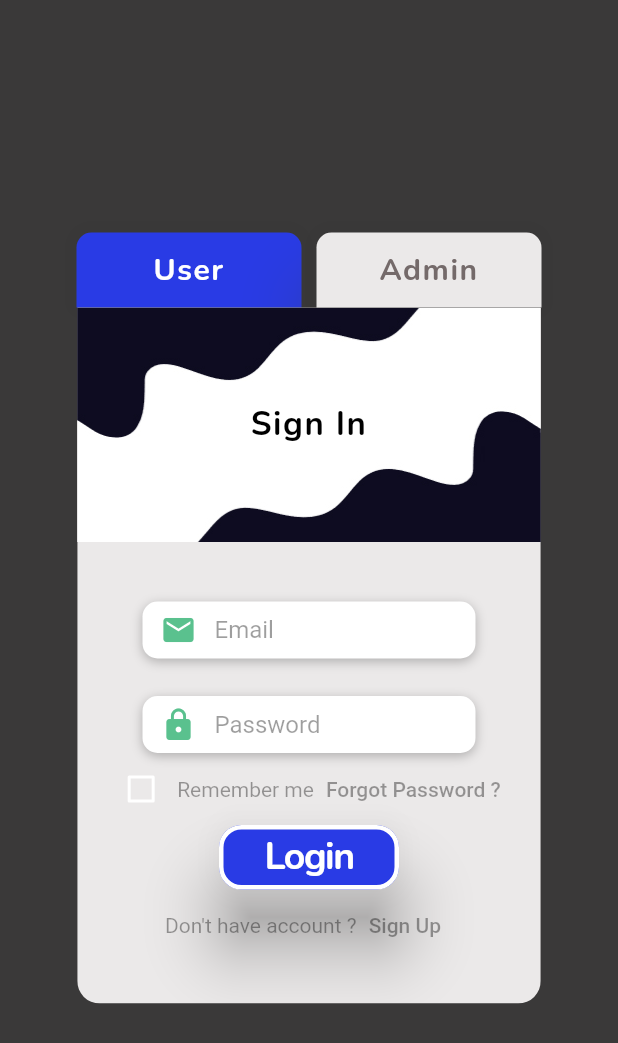
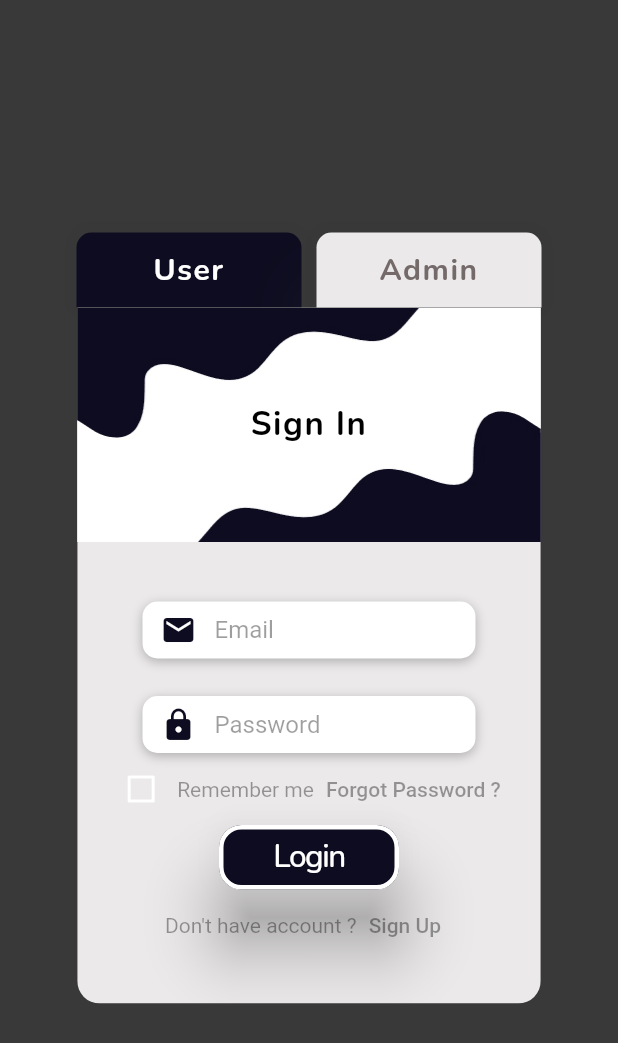
Before and after one commit to romainChuat/Flutter_App, a Flutter app: the userconnexionpassword screen opened directly, on a phone screen of 412 x 824 dp. Shown: the top 1043 px of the screen. Run offline on Flutter 3.47's test engine with Material 2 defaults, Android fonts, the phone set to English and light mode, and no system bars; our stand-ins replace adaptive_theme, easy_localization, flutter_map, flutter_rating_bar, image_picker, latlong2 and 2 more; missing offline and left inert: crypt, flutter_icon_shadow, postgres; accounts and stored records are empty.

```diff
--- a/lib/hello_login_page.dart
+++ b/lib/hello_login_page.dart
@@ -84,7 +84,7 @@ class _hello_login_page extends State<hello_login_page> {
         },
         style: ElevatedButton.styleFrom(
           shadowColor: Colors.grey.shade700,
-          backgroundColor: const Color.fromARGB(255, 41, 59, 229),
+         // backgroundColor: Color.fromARGB(255, 13, 12, 32),
           elevation: 20,
           shape: RoundedRectangleBorder(
             borderRadius: BorderRadius.circular(15.0),
--- a/lib/mylib.dart
+++ b/lib/mylib.dart
@@ -272,7 +272,7 @@ createQuitButton(BuildContext context, double width, double height, var path, Ma
     child: ElevatedButton(
       style: ElevatedButton.styleFrom(
         foregroundColor: Colors.white,
-        backgroundColor: Color.fromARGB(255, 13, 12, 32),
+      //  backgroundColor: Color.fromARGB(255, 13, 12, 32),
         side: const BorderSide(color: Colors.white, width: 1),
         elevation: 15,
         shape: RoundedRectangleBorder(borderRadius: BorderRadius.circular(10)),
@@ -312,7 +312,7 @@ createNextButton(String text, BuildContext context, double width, double height,
       },
       child: Text(
         text,
-        style: buttonTextStyle,
+        style: titleStyle,
       ),
     ),
   );
--- a/lib/user_connexion_password.dart
+++ b/lib/user_connexion_password.dart
@@ -100,7 +100,7 @@ class _userconnexionpassword extends State<userconnexionpassword> {
             style: TextStyle(color: Colors.black87),
             decoration: InputDecoration(
                 border: InputBorder.none,
-                prefixIcon: Icon(Icons.email, color: Color(0xff5ac18e)),
+                prefixIcon: Icon(Icons.email, color: Color.fromARGB(255, 13, 12, 32),),
                 hintText: 'Email',
                 hintStyle: TextStyle(color: Colors.black38)),
           ),
@@ -132,7 +132,7 @@ class _userconnexionpassword extends State<userconnexionpassword> {
             style: TextStyle(color: Colors.black87),
             decoration: InputDecoration(
                 border: InputBorder.none,
-                prefixIcon: Icon(Icons.lock, color: Color(0xff5ac18e)),
+                prefixIcon: Icon(Icons.lock, color:Color.fromARGB(255, 13, 12, 32),),
                 hintText: 'Password',
                 hintStyle: TextStyle(color: Colors.black38)),
           ),
@@ -173,7 +173,7 @@ class _userconnexionpassword extends State<userconnexionpassword> {
               data: ThemeData(unselectedWidgetColor: Colors.white),
               child: Checkbox(
                   value: isRememberMe,
-                  checkColor: Colors.blue,
+                  checkColor: Color.fromARGB(255, 13, 12, 32),
                   activeColor: Colors.white,
                   onChanged: _handleRememberme),
             ),
@@ -207,7 +207,7 @@ class _userconnexionpassword extends State<userconnexionpassword> {
         },
         style: ElevatedButton.styleFrom(
           shadowColor: Colors.grey.shade700,
-          backgroundColor: const Color.fromARGB(255, 41, 59, 229),
+          backgroundColor: Color.fromARGB(255, 13, 12, 32),
           elevation: 20,
           shape: RoundedRectangleBorder(
             borderRadius: BorderRadius.circular(15.0),
@@ -216,7 +216,7 @@ class _userconnexionpassword extends State<userconnexionpassword> {
         ),
         child: const Text(
           "Login",
-          style: mylib.titleStyle2,
+          style: mylib.titleStyle,
           textAlign: TextAlign.center,
         ),
       ),
@@ -239,7 +239,7 @@ class _userconnexionpassword extends State<userconnexionpassword> {
               );
             },
             style: ElevatedButton.styleFrom(
-              backgroundColor: const Color.fromARGB(255, 41, 59, 229),
+              backgroundColor: Color.fromARGB(255, 13, 12, 32),
               shadowColor: Colors.grey.shade700,
               elevation: 20,
               shape: RoundedRectangleBorder(
```
Also changed, not shown: assets/translations/en-US.json (+19 -1 lines), assets/translations/fr-FR.json (+16 -1 lines), lib/homePage.dart (+28 -16 lines), lib/mapPage.dart (+6 -6 lines), lib/startPage.dart (+10 -9 lines).
